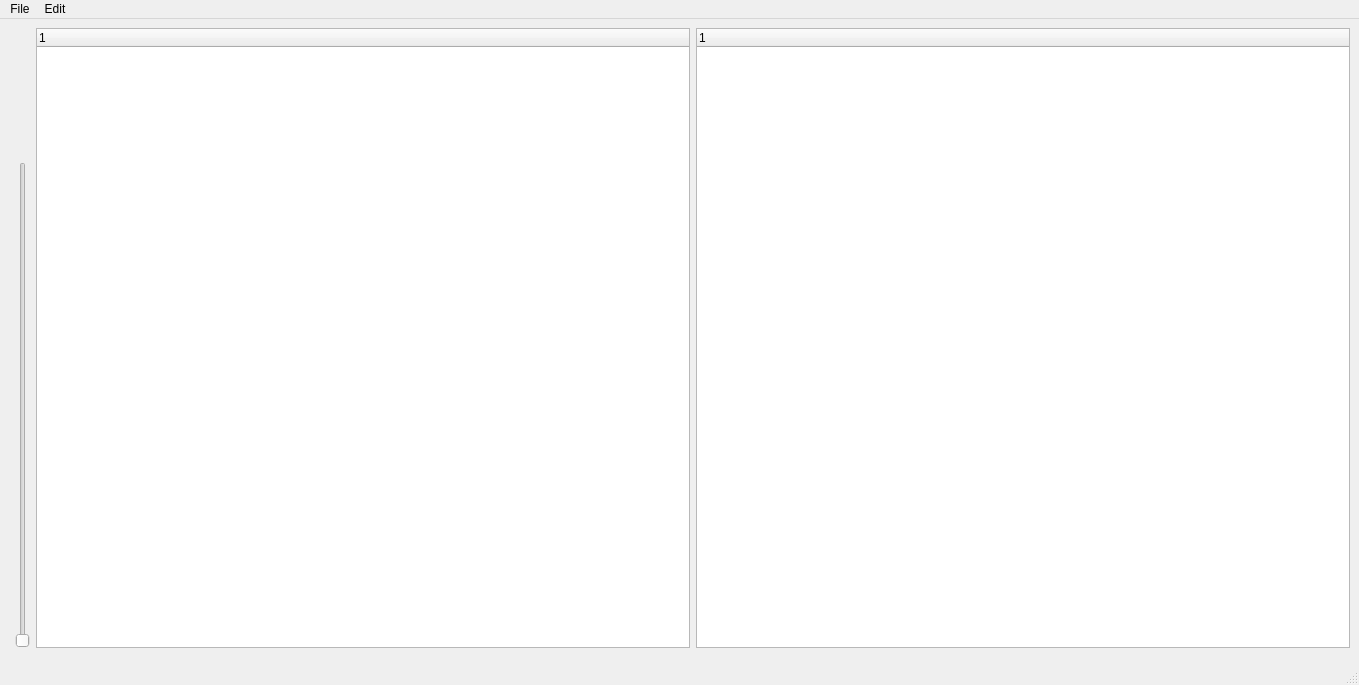
Before: the Qt Designer form ui/MainWindow.ui in nichilum/nimamp, drawn with Qt 5.
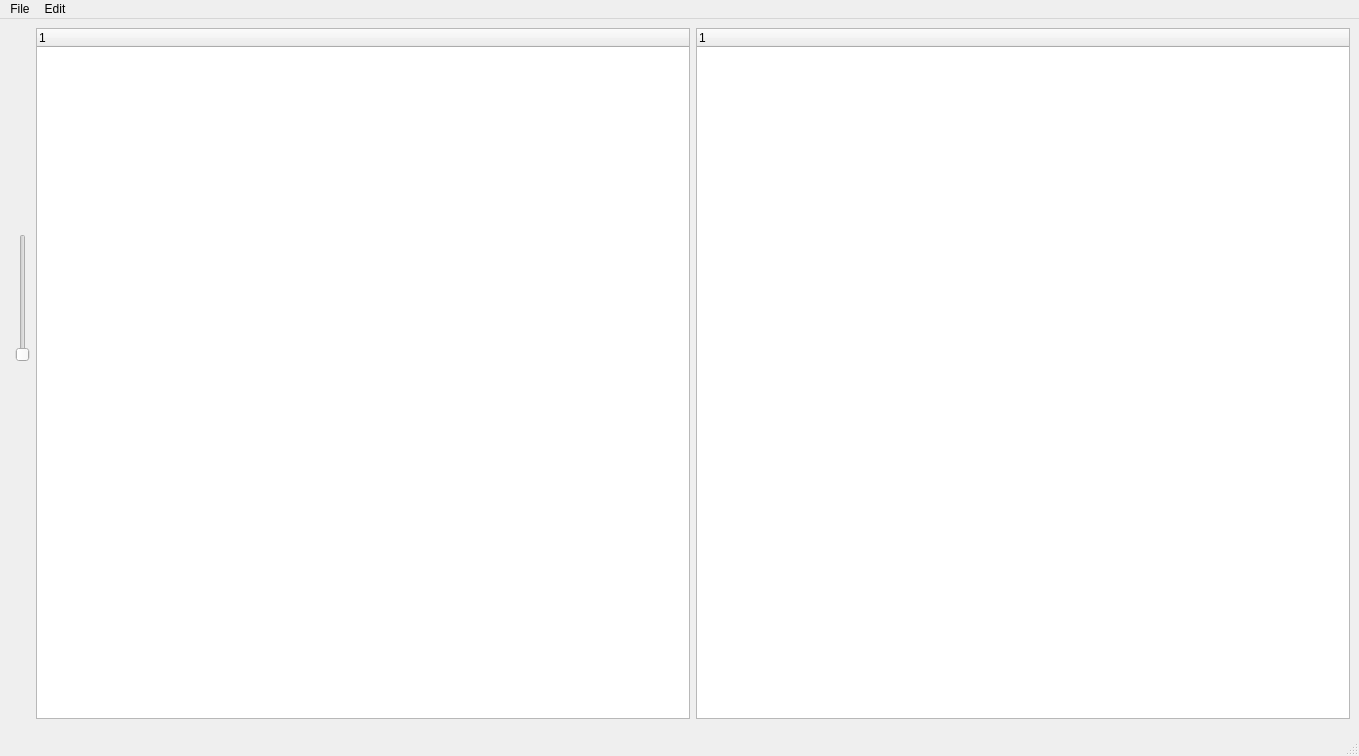
After: the same form once the commit is applied.

What changed in the file:
```diff
--- a/ui/MainWindow.ui
+++ b/ui/MainWindow.ui
@@ -7,7 +7,7 @@
     <x>0</x>
     <y>0</y>
     <width>1359</width>
-    <height>685</height>
+    <height>756</height>
    </rect>
   </property>
   <property name="windowTitle">
@@ -38,8 +38,20 @@
         <item>
          <widget class="QWidget" name="eq" native="true"/>
         </item>
-        <item>
+        <item alignment="Qt::AlignmentFlag::AlignTop">
          <widget class="QSlider" name="volumeSlider">
+          <property name="minimumSize">
+           <size>
+            <width>0</width>
+            <height>128</height>
+           </size>
+          </property>
+          <property name="maximumSize">
+           <size>
+            <width>16777215</width>
+            <height>200</height>
+           </size>
+          </property>
           <property name="maximum">
            <number>100</number>
           </property>
```
Left out of the diff: 17 changed lines with no effect on the pictures.
